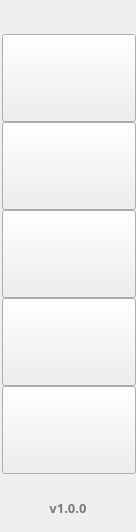
PinkDiamond1/WalletLite, file functionbar.ui: the form before one commit.
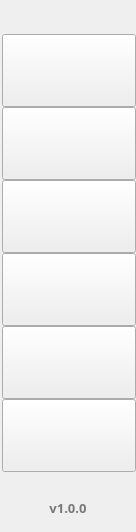
The form after the commit. Custom widgets are drawn as their Qt base class.

Commit message: vote for delegate

```diff
--- a/functionbar.ui
+++ b/functionbar.ui
@@ -36,7 +36,7 @@
      <x>2</x>
      <y>34</y>
      <width>134</width>
-     <height>88</height>
+     <height>73</height>
     </rect>
    </property>
    <property name="font">
@@ -74,9 +74,9 @@
    <property name="geometry">
     <rect>
      <x>2</x>
-     <y>122</y>
+     <y>107</y>
      <width>134</width>
-     <height>88</height>
+     <height>73</height>
     </rect>
    </property>
    <property name="font">
@@ -108,9 +108,9 @@
    <property name="geometry">
     <rect>
      <x>2</x>
-     <y>210</y>
+     <y>180</y>
      <width>134</width>
-     <height>88</height>
+     <height>73</height>
     </rect>
    </property>
    <property name="font">
@@ -142,9 +142,9 @@
    <property name="geometry">
     <rect>
      <x>2</x>
-     <y>386</y>
+     <y>399</y>
      <width>134</width>
-     <height>88</height>
+     <height>73</height>
     </rect>
    </property>
    <property name="font">
@@ -179,9 +179,9 @@
    <property name="geometry">
     <rect>
      <x>2</x>
-     <y>298</y>
+     <y>253</y>
      <width>134</width>
-     <height>88</height>
+     <height>73</height>
     </rect>
    </property>
    <property name="font">
@@ -233,6 +233,40 @@
     <set>Qt::AlignCenter</set>
    </property>
   </widget>
+  <widget class="FunctionBarBtn" name="delegatesBtn">
+   <property name="geometry">
+    <rect>
+     <x>2</x>
+     <y>326</y>
+     <width>134</width>
+     <height>73</height>
+    </rect>
+   </property>
+   <property name="font">
+    <font>
+     <family>微软雅黑</family>
+     <pointsize>10</pointsize>
+    </font>
+   </property>
+   <property name="cursor">
+    <cursorShape>PointingHandCursor</cursorShape>
+   </property>
+   <property name="focusPolicy">
+    <enum>Qt::NoFocus</enum>
+   </property>
+   <property name="text">
+    <string/>
+   </property>
+   <property name="iconSize">
+    <size>
+     <width>24</width>
+     <height>24</height>
+    </size>
+   </property>
+   <property name="toolButtonStyle">
+    <enum>Qt::ToolButtonTextBesideIcon</enum>
+   </property>
+  </widget>
   <zorder>billBtn</zorder>
   <zorder>transferBtn</zorder>
   <zorder>quotationBtn</zorder>
```
Left out of the diff: 1 changed line with no effect on the pictures. The commit also changes 31 other files.
